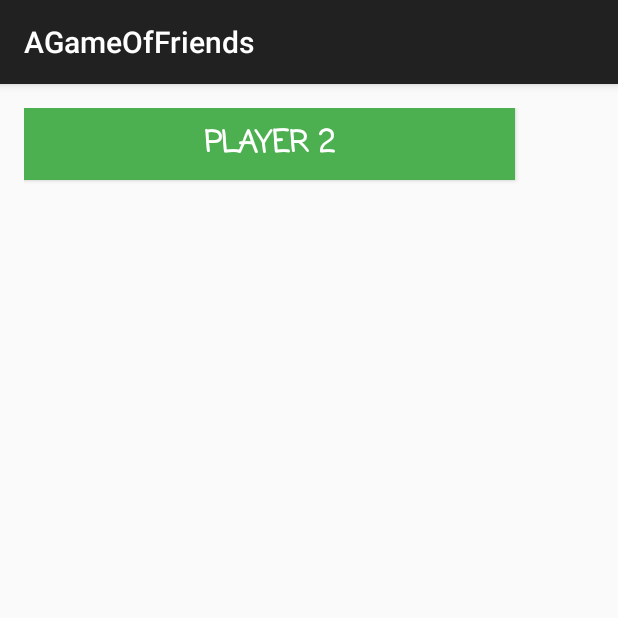
After one commit to jsannyjr/A-Game-Of-Friends, an Android app: the SubActivity screen opened directly, with no data from a screen before it, on a phone screen of 412 x 824 dp, the top half of it. The commit adds this screen. Run offline under Robolectric (Android 15) with nearby library versions, the phone set to English and light mode, and no system bars.

Commit message:
Getting transition between menus working

```diff
--- a/AGameOfFriends/app/src/main/AndroidManifest.xml
+++ b/AGameOfFriends/app/src/main/AndroidManifest.xml
@@ -21,6 +21,11 @@
             android:label = "AGameOfFriends">
 
         </activity>
+        <activity
+            android:name=".SubActivity"
+            android:label = "AGameOfFriends">
+
+        </activity>
     </application>
 
 </manifest>
--- a/AGameOfFriends/app/src/main/java/com/agameoffriends/agameoffriends/QuizActivity.java
+++ b/AGameOfFriends/app/src/main/java/com/agameoffriends/agameoffriends/QuizActivity.java
@@ -1,4 +1,5 @@
 package com.agameoffriends.agameoffriends;
+import android.content.Intent;
 import android.support.v7.app.AppCompatActivity;
 import android.os.Bundle;
 import android.view.Menu;
@@ -143,7 +144,10 @@ public class QuizActivity extends AppCompatActivity {
 
         }
 
-
+        if(mQuestionNumber == 4){
+            mQuestionNumber++;
+            startActivity(new Intent(QuizActivity.this, SubActivity.class));
+        }
         if(mQuestionNumber > 4) {
             System.out.println("Second Session");
             mQuestionView.setText(usedQuestions.get(mQuestionNumberNew));
--- /dev/null
+++ b/AGameOfFriends/app/src/main/java/com/agameoffriends/agameoffriends/SubActivity.java
@@ -0,0 +1,30 @@
+package com.agameoffriends.agameoffriends;
+
+
+        import android.content.Intent;
+        import android.os.Bundle;
+        import android.support.v7.app.AppCompatActivity;
+        import android.os.Bundle;
+        import android.view.Menu;
+        import android.view.MenuItem;
+        import android.view.View;
+        import android.widget.Button;
+        import android.widget.TextView;
+
+public class SubActivity extends AppCompatActivity{
+    Button mNextButton;
+    @Override
+    protected void onCreate(Bundle savedInstanceState) {
+        super.onCreate(savedInstanceState);
+        setContentView(R.layout.activity_sub);
+
+        mNextButton = (Button)findViewById(R.id.nextButton);
+        mNextButton.setOnClickListener(new View.OnClickListener() {
+            @Override
+            public void onClick(View view){
+                finish();
+                //startActivity(new Intent(MainActivity.this, QuizActivity.class));
+            }
+        });
+    }
+}
--- /dev/null
+++ b/AGameOfFriends/app/src/main/res/layout/activity_sub.xml
@@ -0,0 +1,23 @@
+<LinearLayout xmlns:android="http://schemas.android.com/apk/res/android"
+    xmlns:tools="http://schemas.android.com/tools" android:layout_width="match_parent"
+    android:layout_height="match_parent" android:paddingLeft="@dimen/activity_horizontal_margin"
+    android:paddingRight="@dimen/activity_horizontal_margin"
+    android:paddingTop="@dimen/activity_vertical_margin"
+    android:paddingBottom="@dimen/activity_vertical_margin"
+    android:orientation="vertical" tools:context=".SubActivity">
+    <Button
+        android:layout_width="wrap_content"
+        android:layout_height="wrap_content"
+        android:text="Player 2"
+        android:id="@+id/nextButton"
+        android:textStyle="bold"
+        android:textColor="#fff"
+        android:paddingLeft="120dp"
+        android:paddingRight="120dp"
+        android:textSize="20sp"
+        android:fontFamily="casual"
+        android:background="#4CAF50"
+        android:layout_alignParentBottom="true"
+        android:layout_marginBottom="50dp" />
+
+</LinearLayout>
```
